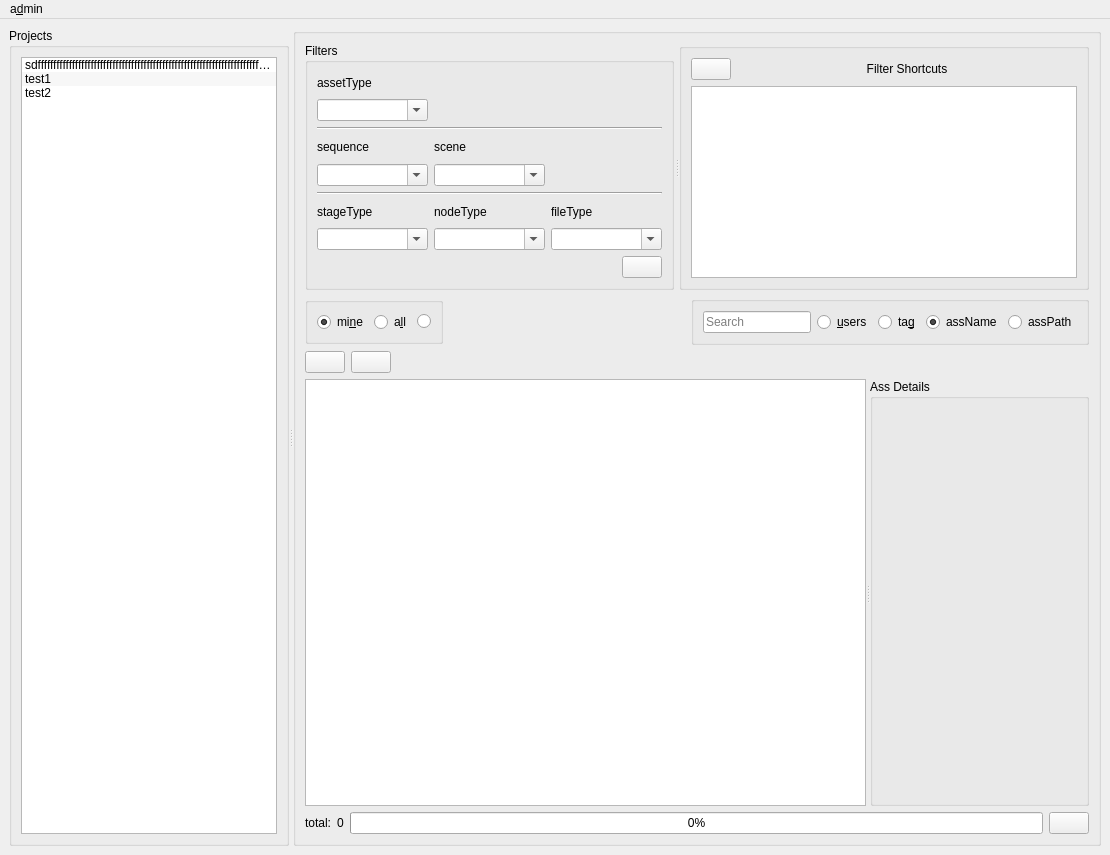
This is rbhusUI/lib/qt5/rbhusPipe_main/ui_main.ui in aumanimationstudios/rbhus as Qt 5 draws it before an edit. The edited form follows.
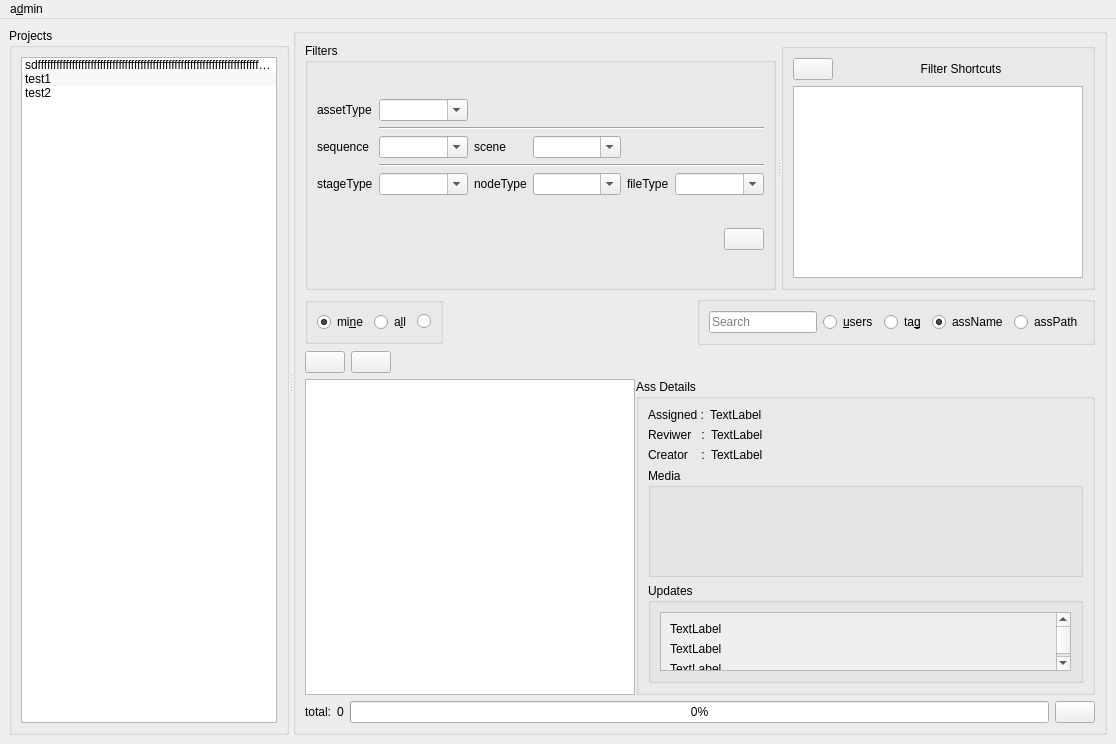
This is the edited form.

Diff of the .ui file:
```diff
--- a/rbhusUI/lib/qt5/rbhusPipe_main/ui_main.ui
+++ b/rbhusUI/lib/qt5/rbhusPipe_main/ui_main.ui
@@ -6,8 +6,8 @@
    <rect>
     <x>0</x>
     <y>0</y>
-    <width>1110</width>
-    <height>855</height>
+    <width>1116</width>
+    <height>744</height>
    </rect>
   </property>
   <property name="windowTitle">
@@ -116,6 +116,12 @@
        <layout class="QVBoxLayout" name="verticalLayout_2">
         <item>
          <widget class="QSplitter" name="splitter">
+          <property name="sizePolicy">
+           <sizepolicy hsizetype="Preferred" vsizetype="Fixed">
+            <horstretch>0</horstretch>
+            <verstretch>0</verstretch>
+           </sizepolicy>
+          </property>
           <property name="frameShape">
            <enum>QFrame::NoFrame</enum>
           </property>
@@ -144,21 +150,21 @@
            <layout class="QVBoxLayout" name="verticalLayout_5">
             <item>
              <layout class="QGridLayout" name="gridLayout_3">
-              <item row="5" column="0" colspan="3">
+              <item row="5" column="1" colspan="5">
                <widget class="Line" name="line_2">
                 <property name="orientation">
                  <enum>Qt::Horizontal</enum>
                 </property>
                </widget>
               </item>
-              <item row="2" column="0" colspan="3">
+              <item row="2" column="1" colspan="5">
                <widget class="Line" name="line">
                 <property name="orientation">
                  <enum>Qt::Horizontal</enum>
                 </property>
                </widget>
               </item>
-              <item row="1" column="0">
+              <item row="1" column="1">
                <widget class="QComboBox" name="comboAssType">
                 <property name="editable">
                  <bool>true</bool>
@@ -168,14 +174,7 @@
                 </property>
                </widget>
               </item>
-              <item row="3" column="0">
-               <widget class="QLabel" name="label_8">
-                <property name="text">
-                 <string>sequence</string>
-                </property>
-               </widget>
-              </item>
-              <item row="7" column="0">
+              <item row="7" column="1">
                <widget class="QComboBox" name="comboStage">
                 <property name="editable">
                  <bool>true</bool>
@@ -188,21 +187,7 @@
                 </property>
                </widget>
               </item>
-              <item row="6" column="0">
-               <widget class="QLabel" name="label_9">
-                <property name="text">
-                 <string>stageType</string>
-                </property>
-               </widget>
-              </item>
-              <item row="3" column="1">
-               <widget class="QLabel" name="label_10">
-                <property name="text">
-                 <string>scene</string>
-                </property>
-               </widget>
-              </item>
-              <item row="4" column="1">
+              <item row="4" column="3">
                <widget class="QComboBox" name="comboScn">
                 <property name="editable">
                  <bool>true</bool>
@@ -212,7 +197,7 @@
                 </property>
                </widget>
               </item>
-              <item row="4" column="0">
+              <item row="4" column="1">
                <widget class="QComboBox" name="comboSeq">
                 <property name="editable">
                  <bool>true</bool>
@@ -222,7 +207,7 @@
                 </property>
                </widget>
               </item>
-              <item row="7" column="1">
+              <item row="7" column="3">
                <widget class="QComboBox" name="comboNode">
                 <property name="editable">
                  <bool>true</bool>
@@ -232,32 +217,89 @@
                 </property>
                </widget>
               </item>
-              <item row="6" column="2">
+              <item row="7" column="5">
+               <widget class="QComboBox" name="comboFile">
+                <property name="editable">
+                 <bool>true</bool>
+                </property>
+                <property name="insertPolicy">
+                 <enum>QComboBox::InsertAlphabetically</enum>
+                </property>
+               </widget>
+              </item>
+              <item row="7" column="4">
                <widget class="QLabel" name="label_11">
+                <property name="sizePolicy">
+                 <sizepolicy hsizetype="Fixed" vsizetype="Preferred">
+                  <horstretch>0</horstretch>
+                  <verstretch>0</verstretch>
+                 </sizepolicy>
+                </property>
                 <property name="text">
                  <string>fileType</string>
                 </property>
                </widget>
               </item>
-              <item row="6" column="1">
+              <item row="7" column="2">
                <widget class="QLabel" name="label_12">
+                <property name="sizePolicy">
+                 <sizepolicy hsizetype="Fixed" vsizetype="Preferred">
+                  <horstretch>0</horstretch>
+                  <verstretch>0</verstretch>
+                 </sizepolicy>
+                </property>
                 <property name="text">
                  <string>nodeType</string>
                 </property>
                </widget>
               </item>
-              <item row="7" column="2">
-               <widget class="QComboBox" name="comboFile">
-                <property name="editable">
-                 <bool>true</bool>
+              <item row="7" column="0">
+               <widget class="QLabel" name="label_9">
+                <property name="sizePolicy">
+                 <sizepolicy hsizetype="Fixed" vsizetype="Preferred">
+                  <horstretch>0</horstretch>
+                  <verstretch>0</verstretch>
+                 </sizepolicy>
                 </property>
-                <property name="insertPolicy">
-                 <enum>QComboBox::InsertAlphabetically</enum>
+                <property name="text">
+                 <string>stageType</string>
                 </property>
                </widget>
               </item>
-              <item row="0" column="0">
+              <item row="4" column="2">
+               <widget class="QLabel" name="label_10">
+                <property name="sizePolicy">
+                 <sizepolicy hsizetype="Fixed" vsizetype="Preferred">
+                  <horstretch>0</horstretch>
+                  <verstretch>0</verstretch>
+                 </sizepolicy>
+                </property>
+                <property name="text">
+                 <string>scene</string>
+                </property>
+               </widget>
+              </item>
+              <item row="4" column="0">
+               <widget class="QLabel" name="label_8">
+                <property name="sizePolicy">
+                 <sizepolicy hsizetype="Fixed" vsizetype="Preferred">
+                  <horstretch>0</horstretch>
+                  <verstretch>0</verstretch>
+                 </sizepolicy>
+                </property>
+                <property name="text">
+                 <string>sequence</string>
+                </property>
+               </widget>
+              </item>
+              <item row="1" column="0">
                <widget class="QLabel" name="label_7">
+                <property name="sizePolicy">
+                 <sizepolicy hsizetype="Fixed" vsizetype="Preferred">
+                  <horstretch>0</horstretch>
+                  <verstretch>0</verstretch>
+                 </sizepolicy>
+                </property>
                 <property name="text">
                  <string>assetType</string>
                 </property>
@@ -282,6 +324,12 @@
               </item>
               <item>
                <widget class="QPushButton" name="pushRefreshFilters">
+                <property name="sizePolicy">
+                 <sizepolicy hsizetype="Fixed" vsizetype="Fixed">
+                  <horstretch>0</horstretch>
+                  <verstretch>0</verstretch>
+                 </sizepolicy>
+                </property>
                 <property name="focusPolicy">
                  <enum>Qt::NoFocus</enum>
                 </property>
@@ -615,9 +663,18 @@
           <property name="orientation">
            <enum>Qt::Horizontal</enum>
           </property>
-          <widget class="QTableWidget" name="tableWidgetAssets">
+          <property name="opaqueResize">
+           <bool>true</bool>
+          </property>
+          <property name="handleWidth">
+           <number>1</number>
+          </property>
+          <property name="childrenCollapsible">
+           <bool>false</bool>
+          </property>
+          <widget class="QListWidget" name="listWidgetAssets">
            <property name="sizePolicy">
-            <sizepolicy hsizetype="MinimumExpanding" vsizetype="MinimumExpanding">
+            <sizepolicy hsizetype="Fixed" vsizetype="MinimumExpanding">
              <horstretch>0</horstretch>
              <verstretch>0</verstretch>
             </sizepolicy>
@@ -628,6 +685,9 @@
            <property name="frameShape">
             <enum>QFrame::StyledPanel</enum>
            </property>
+           <property name="sizeAdjustPolicy">
+            <enum>QAbstractScrollArea::AdjustToContents</enum>
+           </property>
            <property name="editTriggers">
             <set>QAbstractItemView::NoEditTriggers</set>
            </property>
@@ -643,29 +703,29 @@
            <property name="horizontalScrollMode">
             <enum>QAbstractItemView::ScrollPerPixel</enum>
            </property>
-           <property name="sortingEnabled">
+           <property name="movement">
+            <enum>QListView::Static</enum>
+           </property>
+           <property name="resizeMode">
+            <enum>QListView::Adjust</enum>
+           </property>
+           <property name="layoutMode">
+            <enum>QListView::SinglePass</enum>
+           </property>
+           <property name="viewMode">
+            <enum>QListView::ListMode</enum>
+           </property>
+           <property name="uniformItemSizes">
             <bool>true</bool>
            </property>
-           <property name="wordWrap">
-            <bool>false</bool>
-           </property>
-           <attribute name="horizontalHeaderDefaultSectionSize">
-            <number>10</number>
-           </attribute>
-           <attribute name="horizontalHeaderMinimumSectionSize">
+           <property name="batchSize">
             <number>20</number>
-           </attribute>
-           <attribute name="verticalHeaderVisible">
-            <bool>false</bool>
-           </attribute>
-           <attribute name="verticalHeaderDefaultSectionSize">
-            <number>48</number>
-           </attribute>
-           <attribute name="verticalHeaderMinimumSectionSize">
-            <number>48</number>
-           </attribute>
+           </property>
+           <property name="sortingEnabled">
+            <bool>true</bool>
+           </property>
           </widget>
-          <widget class="QGroupBox" name="groupBox_2">
+          <widget class="QGroupBox" name="groupBoxDetails">
            <property name="sizePolicy">
             <sizepolicy hsizetype="MinimumExpanding" vsizetype="Preferred">
              <horstretch>0</horstretch>
@@ -675,6 +735,193 @@
            <property name="title">
             <string>Ass Details</string>
            </property>
+           <layout class="QVBoxLayout" name="verticalLayout_7">
+            <item>
+             <layout class="QHBoxLayout" name="horizontalLayout">
+              <item>
+               <widget class="QLabel" name="label_3">
+                <property name="sizePolicy">
+                 <sizepolicy hsizetype="Fixed" vsizetype="Fixed">
+                  <horstretch>0</horstretch>
+                  <verstretch>0</verstretch>
+                 </sizepolicy>
+                </property>
+                <property name="text">
+                 <string>Assigned :</string>
+                </property>
+               </widget>
+              </item>
+              <item>
+               <widget class="QLabel" name="label_6">
+                <property name="text">
+                 <string>TextLabel</string>
+                </property>
+               </widget>
+              </item>
+             </layout>
+            </item>
+            <item>
+             <layout class="QHBoxLayout" name="horizontalLayout_9">
+              <item>
+               <widget class="QLabel" name="label_5">
+                <property name="sizePolicy">
+                 <sizepolicy hsizetype="Fixed" vsizetype="Fixed">
+                  <horstretch>0</horstretch>
+                  <verstretch>0</verstretch>
+                 </sizepolicy>
+                </property>
+                <property name="text">
+                 <string>Reviwer   :</string>
+                </property>
+               </widget>
+              </item>
+              <item>
+               <widget class="QLabel" name="label_13">
+                <property name="text">
+                 <string>TextLabel</string>
+                </property>
+               </widget>
+              </item>
+             </layout>
+            </item>
+            <item>
+             <layout class="QHBoxLayout" name="horizontalLayout_10">
+              <item>
+               <widget class="QLabel" name="label_14">
+                <property name="sizePolicy">
+                 <sizepolicy hsizetype="Fixed" vsizetype="Fixed">
+                  <horstretch>0</horstretch>
+                  <verstretch>0</verstretch>
+                 </sizepolicy>
+                </property>
+                <property name="text">
+                 <string>Creator    :</string>
+                </property>
+               </widget>
+              </item>
+              <item>
+               <widget class="QLabel" name="label_15">
+                <property name="text">
+                 <string>TextLabel</string>
+                </property>
+               </widget>
+              </item>
+             </layout>
+            </item>
+            <item>
+             <widget class="QGroupBox" name="groupBox_2">
+              <property name="sizePolicy">
+               <sizepolicy hsizetype="Preferred" vsizetype="MinimumExpanding">
+                <horstretch>0</horstretch>
+                <verstretch>0</verstretch>
+               </sizepolicy>
+              </property>
+              <property name="title">
+               <string>Media</string>
+              </property>
+              <layout class="QGridLayout" name="gridLayout">
+               <item row="0" column="0">
+                <widget class="QWidget" name="widget" native="true"/>
+               </item>
+              </layout>
+             </widget>
+            </item>
+            <item>
+             <widget class="QGroupBox" name="groupBox_5">
+              <property name="sizePolicy">
+               <sizepolicy hsizetype="Preferred" vsizetype="Fixed">
+                <horstretch>0</horstretch>
+                <verstretch>0</verstretch>
+               </sizepolicy>
+              </property>
+              <property name="maximumSize">
+               <size>
+                <width>16777215</width>
+                <height>100</height>
+               </size>
+              </property>
+              <property name="title">
+               <string>Updates</string>
+              </property>
+              <layout class="QVBoxLayout" name="verticalLayout_9">
+               <item>
+                <widget class="QScrollArea" name="scrollArea">
+                 <property name="sizePolicy">
+                  <sizepolicy hsizetype="Expanding" vsizetype="Fixed">
+                   <horstretch>0</horstretch>
+                   <verstretch>0</verstretch>
+                  </sizepolicy>
+                 </property>
+                 <property name="widgetResizable">
+                  <bool>true</bool>
+                 </property>
+                 <widget class="QWidget" name="scrollAreaWidgetContents">
+                  <property name="geometry">
+                   <rect>
+                    <x>0</x>
+                    <y>0</y>
+                    <width>406</width>
+                    <height>181</height>
+                   </rect>
+                  </property>
+                  <layout class="QVBoxLayout" name="verticalLayout_8">
+                   <item>
+                    <widget class="QLabel" name="label_4">
+                     <property name="text">
+                      <string>TextLabel</string>
+                     </property>
+                    </widget>
+                   </item>
+                   <item>
+                    <widget class="QLabel" name="label_21">
+                     <property name="text">
+                      <string>TextLabel</string>
+                     </property>
+                    </widget>
+                   </item>
+                   <item>
+                    <widget class="QLabel" name="label_20">
+                     <property name="text">
+                      <string>TextLabel</string>
+                     </property>
+                    </widget>
+                   </item>
+                   <item>
+                    <widget class="QLabel" name="label_19">
+                     <property name="text">
+                      <string>TextLabel</string>
+                     </property>
+                    </widget>
+                   </item>
+                   <item>
+                    <widget class="QLabel" name="label_18">
+                     <property name="text">
+                      <string>TextLabel</string>
+                     </property>
+                    </widget>
+                   </item>
+                   <item>
+                    <widget class="QLabel" name="label_16">
+                     <property name="text">
+                      <string>TextLabel</string>
+                     </property>
+                    </widget>
+                   </item>
+                   <item>
+                    <widget class="QLabel" name="label_17">
+                     <property name="text">
+                      <string>TextLabel</string>
+                     </property>
+                    </widget>
+                   </item>
+                  </layout>
+                 </widget>
+                </widget>
+               </item>
+              </layout>
+             </widget>
+            </item>
+           </layout>
           </widget>
          </widget>
         </item>
@@ -733,7 +980,7 @@
     <rect>
      <x>0</x>
      <y>0</y>
-     <width>1110</width>
+     <width>1116</width>
      <height>31</height>
     </rect>
    </property>
```
Left out of the diff: 4 changed lines with no effect on the pictures.
